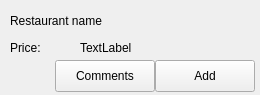
The window that deliciousClient/RestaurantInfoForm.ui (gaoxiaojun/delicacymap) describes before a commit, drawn with Qt 5.
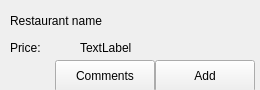
The same window after the commit. Icons and pictures are not drawn.

What changed in the file:
```diff
--- a/deliciousClient/RestaurantInfoForm.ui
+++ b/deliciousClient/RestaurantInfoForm.ui
@@ -7,7 +7,7 @@
     <x>0</x>
     <y>0</y>
     <width>260</width>
-    <height>95</height>
+    <height>90</height>
    </rect>
   </property>
   <property name="contextMenuPolicy">
```
Left out of the diff: 39 changed lines with no effect on the pictures.
